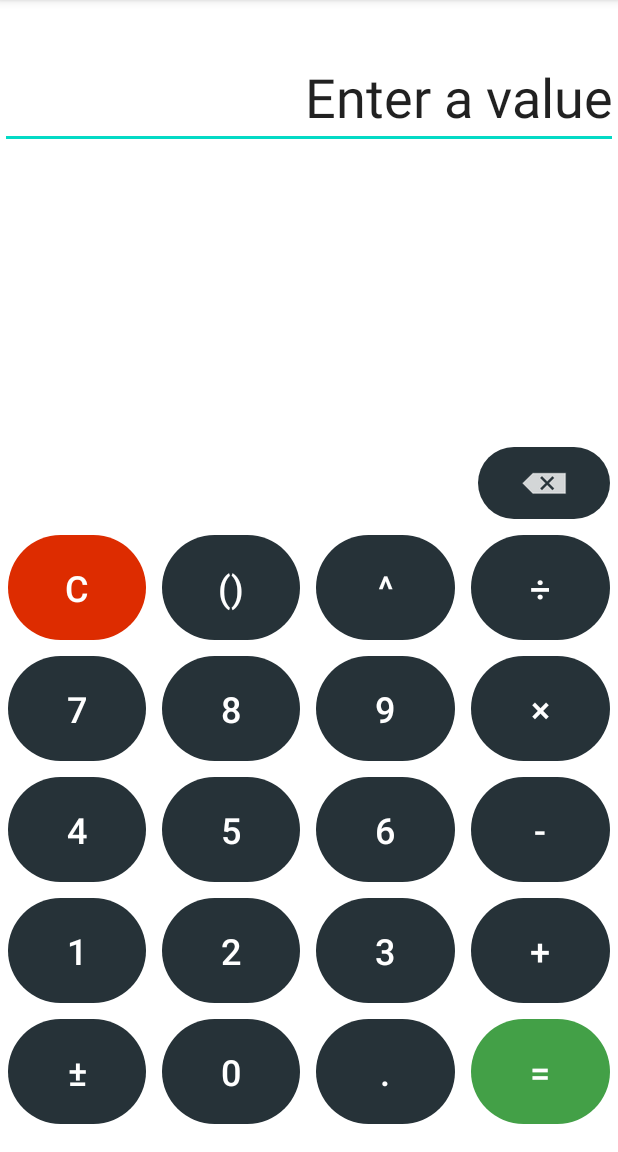
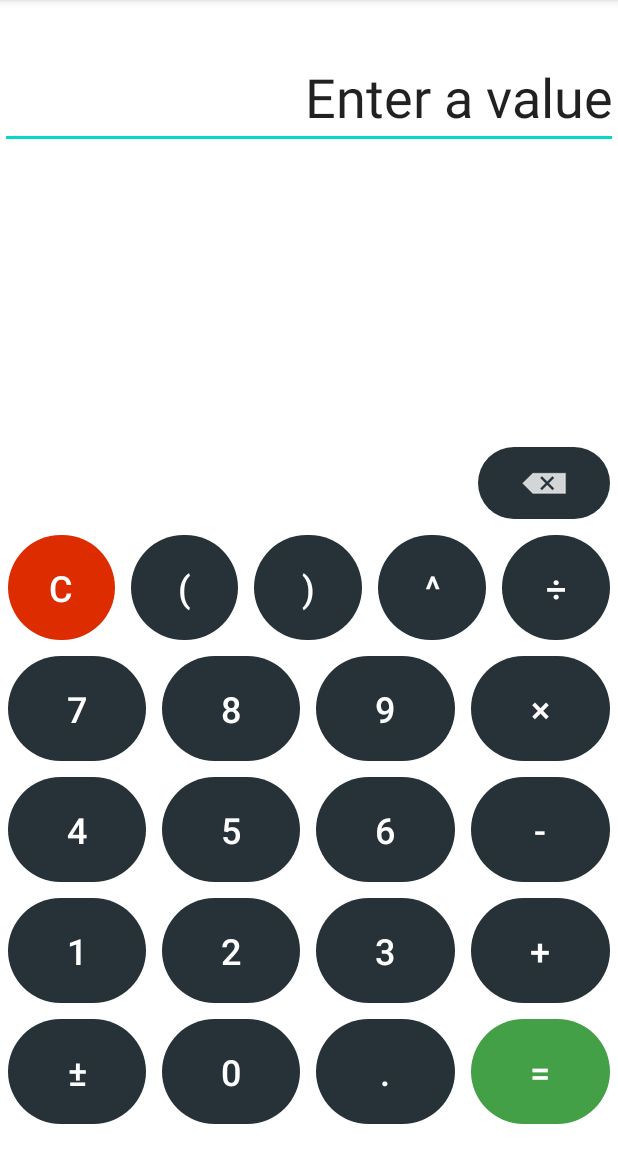
Before and after one commit to sergiofrrg92/CalculatorApp, an Android app: the screen it shows after launch (MainActivity), on a phone screen of 412 x 824 dp, the part 84-1236 px from its top. Run offline under Robolectric (Android 15) with nearby library versions, the phone set to English and light mode, and no system bars.

Commit message:
Parenthesis logic changed to something simpler and cheaper.

```diff
--- a/app/src/main/res/layout/activity_main.xml
+++ b/app/src/main/res/layout/activity_main.xml
@@ -50,15 +50,28 @@
                 android:textSize="24sp" />
 
             <android.widget.Button
-                android:id="@+id/button_parenthesis"
+                android:id="@+id/button_left_parenthesis"
                 style="@style/Widget.AppCompat.Button.Borderless"
                 android:layout_width="0dp"
                 android:layout_height="70dp"
                 android:layout_margin="5dp"
                 android:layout_weight="1"
                 android:background="@drawable/circle"
-                android:onClick="parenthesisButton"
-                android:text="@string/button_parenthesis"
+                android:onClick="leftParenthesisButton"
+                android:text="@string/button_left_parenthesis"
+                android:textColor="#FFFFFF"
+                android:textSize="24sp" />
+
+            <android.widget.Button
+                android:id="@+id/button_right_parenthesis"
+                style="@style/Widget.AppCompat.Button.Borderless"
+                android:layout_width="0dp"
+                android:layout_height="70dp"
+                android:layout_margin="5dp"
+                android:layout_weight="1"
+                android:background="@drawable/circle"
+                android:onClick="rightParenthesisButton"
+                android:text="@string/button_right_parenthesis"
                 android:textColor="#FFFFFF"
                 android:textSize="24sp" />
 
--- a/app/src/main/res/values/strings.xml
+++ b/app/src/main/res/values/strings.xml
@@ -22,7 +22,8 @@
     <string name="button_clear">C</string>
     <string name="button_point">.</string>
     <string name="button_plusMinus">±</string>
-    <string name="button_parenthesis">()</string>
+    <string name="button_left_parenthesis">(</string>
+    <string name="button_right_parenthesis">)</string>
     <string name="button_backspace"> </string>
 
     <string name="calculator_text">Enter a value</string>
```
Also changed, not shown: app/src/main/java/com/example/calculatorapp/MainActivity.java (+5 -23 lines).
